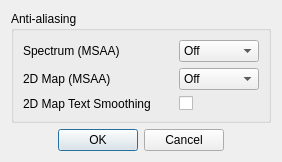
First picture: the form in sdrgui/gui/graphicsdialog.ui, repository f4exb/sdrangel, before the edit.
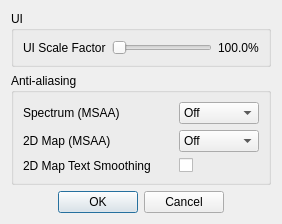
Second picture: the form after the edit.

Commit message: Add UI scale factor setting for high DPI screens

The edit to the form file:
```diff
--- a/sdrgui/gui/graphicsdialog.ui
+++ b/sdrgui/gui/graphicsdialog.ui
@@ -7,7 +7,7 @@
     <x>0</x>
     <y>0</y>
     <width>282</width>
-    <height>155</height>
+    <height>218</height>
    </rect>
   </property>
   <property name="font">
@@ -20,6 +20,45 @@
    <string>Graphics settings</string>
   </property>
   <layout class="QVBoxLayout" name="verticalLayout">
+   <item>
+    <widget class="QGroupBox" name="groupBox">
+     <property name="title">
+      <string>UI</string>
+     </property>
+     <layout class="QGridLayout" name="gridLayout">
+      <item row="0" column="2">
+       <widget class="QLabel" name="uiScaleFactorText">
+        <property name="text">
+         <string>100.0%</string>
+        </property>
+       </widget>
+      </item>
+      <item row="0" column="0">
+       <widget class="QLabel" name="uiScaleFactorLabel">
+        <property name="text">
+         <string>UI Scale Factor</string>
+        </property>
+       </widget>
+      </item>
+      <item row="0" column="1">
+       <widget class="QSlider" name="uiScaleFactor">
+        <property name="toolTip">
+         <string>UI scale factor. Set &gt;100% for high DPI displays. Requires restarting SDRangel to apply</string>
+        </property>
+        <property name="minimum">
+         <number>100</number>
+        </property>
+        <property name="maximum">
+         <number>300</number>
+        </property>
+        <property name="orientation">
+         <enum>Qt::Horizontal</enum>
+        </property>
+       </widget>
+      </item>
+     </layout>
+    </widget>
+   </item>
    <item>
     <layout class="QFormLayout" name="formLayout">
      <item row="0" column="0">
```
Left out of the diff: 5 changed lines with no effect on the pictures. The commit also changes 3 other files.
